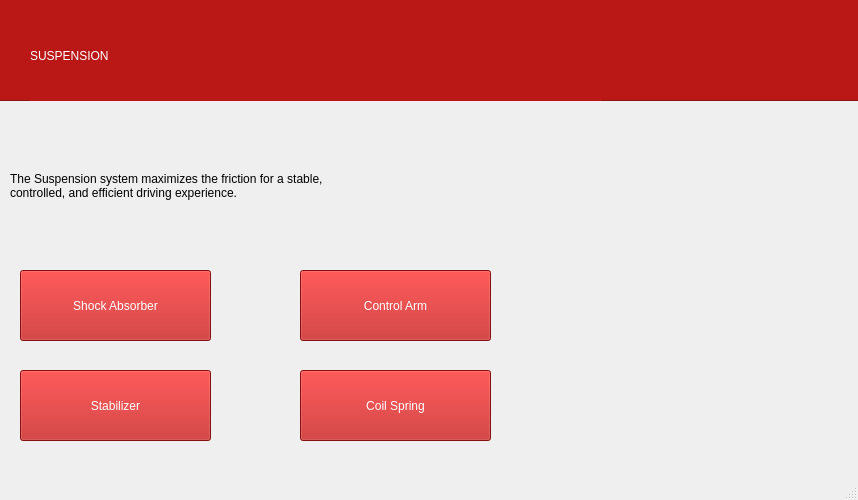
This is gui_testing_modified/suspensionWindow.ui in CodingBoyBlah/Compooter-Projekt as Qt 5 draws it before an edit. The edited form follows.
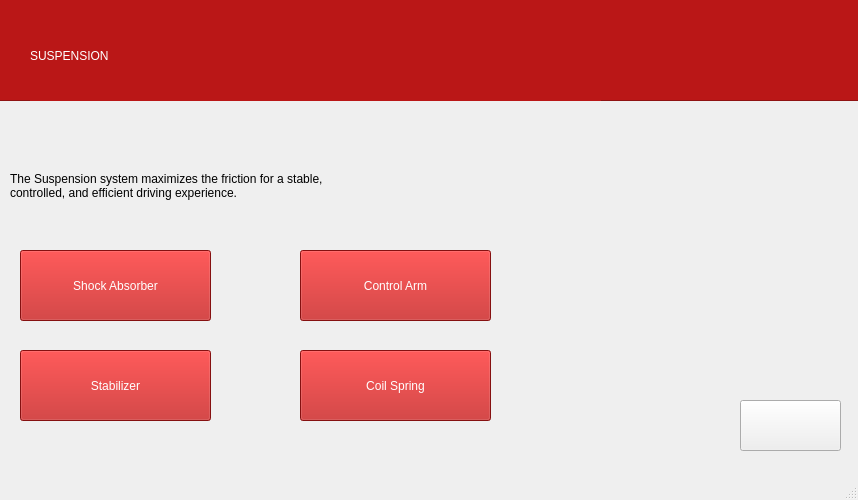
This is the edited form. Icons and pictures are not drawn.

Commit message: Made Back Button for all windows, mapped Tyrewindow's buttons to their UI

```diff
--- a/gui_testing_modified/suspensionWindow.ui
+++ b/gui_testing_modified/suspensionWindow.ui
@@ -75,7 +75,7 @@
     <property name="geometry">
      <rect>
       <x>20</x>
-      <y>270</y>
+      <y>250</y>
       <width>191</width>
       <height>71</height>
      </rect>
@@ -94,7 +94,7 @@
     <property name="geometry">
      <rect>
       <x>300</x>
-      <y>270</y>
+      <y>250</y>
       <width>191</width>
       <height>71</height>
      </rect>
@@ -113,7 +113,7 @@
     <property name="geometry">
      <rect>
       <x>20</x>
-      <y>370</y>
+      <y>350</y>
       <width>191</width>
       <height>71</height>
      </rect>
@@ -132,7 +132,7 @@
     <property name="geometry">
      <rect>
       <x>300</x>
-      <y>370</y>
+      <y>350</y>
       <width>191</width>
       <height>71</height>
      </rect>
@@ -147,6 +147,26 @@
      <string>Coil Spring</string>
     </property>
    </widget>
+   <widget class="QPushButton" name="backButton">
+    <property name="geometry">
+     <rect>
+      <x>740</x>
+      <y>400</y>
+      <width>101</width>
+      <height>51</height>
+     </rect>
+    </property>
+    <property name="styleSheet">
+     <string notr="true"/>
+    </property>
+    <property name="text">
+     <string/>
+    </property>
+    <property name="icon">
+     <iconset>
+      <normaloff>../../../../../Downloads/back-undo-return-button-png-5.png</normaloff>../../../../../Downloads/back-undo-return-button-png-5.png</iconset>
+    </property>
+   </widget>
   </widget>
   <widget class="QMenuBar" name="menubar">
    <property name="geometry">
```
The commit also changes 11 other files.
